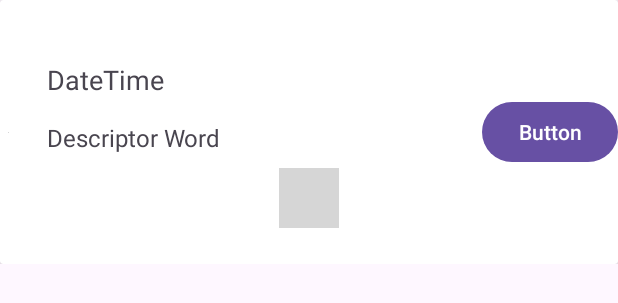
After one commit to kinjals0130/MoodTracker_Application, an Android app: the layout private_journal_item.xml on its own in the app's theme, with its tools: preview values and no code run, on a phone screen of 412 x 824 dp. The commit adds this screen. Shown: the top 303 px of the screen. Run offline under Robolectric (Android 15) with nearby library versions, the phone set to English and light mode, and no system bars; grey boxes are pictures that could not be loaded.

Commit message:
adapter changes and private items

```diff
--- /dev/null
+++ b/app/src/main/res/layout/private_journal_item.xml
@@ -0,0 +1,101 @@
+<?xml version="1.0" encoding="utf-8"?>
+<LinearLayout xmlns:android="http://schemas.android.com/apk/res/android"
+    xmlns:app="http://schemas.android.com/apk/res-auto"
+    xmlns:tools="http://schemas.android.com/tools"
+    android:layout_width="match_parent"
+    android:layout_height="wrap_content"
+    android:orientation="vertical"
+    android:id="@+id/relativeLayout_journal">
+
+    <androidx.cardview.widget.CardView
+        android:layout_width="match_parent"
+        android:layout_height="match_parent">
+
+        <androidx.constraintlayout.widget.ConstraintLayout
+            android:id="@+id/notecard"
+            android:layout_width="match_parent"
+            android:layout_height="145dp"
+            android:layout_marginTop="15dp"
+            android:layout_marginBottom="15dp">
+
+            <ImageView
+                android:id="@+id/imageView"
+                android:layout_width="wrap_content"
+                android:layout_height="wrap_content"
+                android:layout_marginStart="5dp"
+                android:layout_marginTop="5dp"
+                android:layout_marginBottom="5dp"
+                tools:srcCompat="@tools:sample/avatars"
+                app:layout_constraintBottom_toBottomOf="parent"
+                app:layout_constraintStart_toStartOf="parent"
+                app:layout_constraintTop_toTopOf="parent" />
+
+            <ImageView
+                android:id="@+id/lockImage"
+                android:layout_width="40dp"
+                android:layout_height="40dp"
+                android:layout_marginTop="5dp"
+                android:layout_marginBottom="5dp"
+                app:layout_constraintBottom_toBottomOf="parent"
+                app:layout_constraintEnd_toEndOf="parent"
+                app:layout_constraintStart_toStartOf="parent"
+                app:layout_constraintTop_toTopOf="parent"
+                app:layout_constraintVertical_bias="0.968"
+                tools:srcCompat="@tools:sample/avatars" />
+
+            <TextView
+                android:id="@+id/tv_cellDate"
+                android:layout_width="wrap_content"
+                android:layout_height="wrap_content"
+
+                android:layout_marginStart="25dp"
+                android:layout_marginTop="25dp"
+                android:text="@string/datetime"
+                android:textSize="18sp"
+                app:layout_constraintStart_toEndOf="@+id/imageView"
+                app:layout_constraintTop_toTopOf="parent" />
+
+            <TextView
+                android:id="@+id/tv_cellTitle"
+                android:layout_width="wrap_content"
+                android:layout_height="wrap_content"
+                android:layout_marginStart="25dp"
+                android:layout_marginTop="15dp"
+                android:text="@string/descWord"
+                android:textSize="16sp"
+                app:layout_constraintStart_toEndOf="@+id/imageView"
+                app:layout_constraintTop_toBottomOf="@+id/tv_cellDate" />
+
+            <TextView
+                android:id="@+id/entry_id"
+                android:layout_width="wrap_content"
+                android:layout_height="wrap_content"
+                android:text="id"
+                android:textSize="0sp"
+                app:layout_constraintStart_toStartOf="parent"
+                app:layout_constraintTop_toTopOf="parent" />
+
+            <Button
+                android:id="@+id/button8"
+                android:layout_width="wrap_content"
+                android:layout_height="wrap_content"
+                android:text="Button"
+                app:layout_constraintBottom_toBottomOf="parent"
+                app:layout_constraintEnd_toEndOf="parent"
+                app:layout_constraintTop_toTopOf="parent" />
+
+            <TextView
+                android:id="@+id/tv_cellColour"
+                android:layout_width="wrap_content"
+                android:layout_height="wrap_content"
+                android:text="colour"
+                android:textColor="@color/save_button"
+                android:textSize="2sp"
+                android:visibility="invisible"
+                app:layout_constraintEnd_toEndOf="parent"
+                app:layout_constraintTop_toTopOf="parent" />
+
+        </androidx.constraintlayout.widget.ConstraintLayout>
+
+    </androidx.cardview.widget.CardView>
+</LinearLayout>
```
Also changed, not shown: app/src/main/java/com/example/moodtracker_application/MyAdapter.java (+55 -9 lines).
